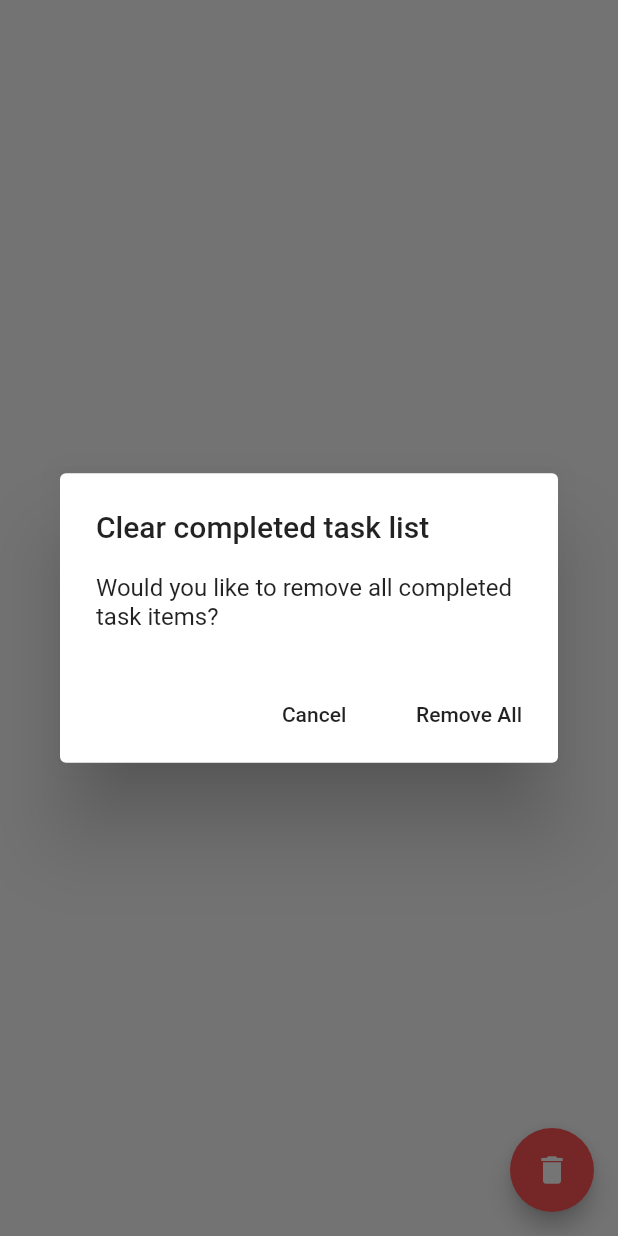
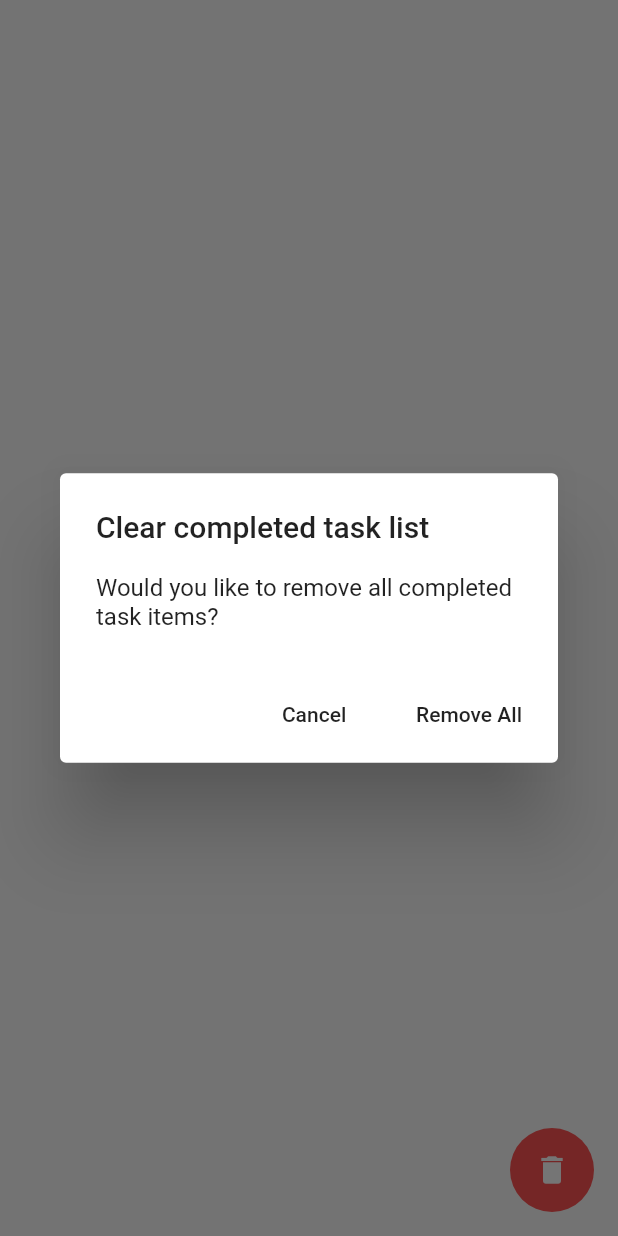
Before and after one commit to nossu3751/moim, a Flutter app: the CompletedTasksList screen opened directly, after a tap on the "delete" icon, on a phone screen of 412 x 824 dp. Run offline on Flutter 3.47's test engine with Material 2 defaults, Android fonts, the light colour scheme and no system bars; our stand-ins replace cloud_firestore, datetime_picker_formfield; missing offline and left inert: flutter_rounded_date_picker; accounts and stored records are empty.

Commit message:
list ui expand to bottom

```diff
--- a/lib/widgets/completedTaskList.dart
+++ b/lib/widgets/completedTaskList.dart
@@ -21,7 +21,7 @@ class CompletedTasksListState extends State<CompletedTasksList>{
               case ConnectionState.waiting: return Text('Loading...');
               default:
                 return Container(
-                  height: 500,
+                  constraints: BoxConstraints.expand(),
                   child:ListView(
                     children: snapshot.data.documents.map((DocumentSnapshot document){
                       if(snapshot.data == null) {
@@ -80,6 +80,7 @@ class CompletedTasksListState extends State<CompletedTasksList>{
           }
       ),
       floatingActionButton: FloatingActionButton(
+        elevation: 0,
         backgroundColor: Colors.redAccent,
         child: Icon(Icons.delete),
         onPressed: (){
--- a/lib/widgets/todo.dart
+++ b/lib/widgets/todo.dart
@@ -38,8 +38,11 @@ class TodoState extends State<Todo> {
             length: 2,
             child: Scaffold(
               appBar: AppBar(
-                  title: const Text('Todo List'),
+                  elevation: 0,
+//                  title: const Text('Todo List'),
+                  title: Image.asset('assets/images/moim_white.png', fit: BoxFit.fitHeight, height: 35),
                   bottom: TabBar(
+                      indicatorColor: Color(0XFFFFF684),
                       tabs: <Widget> [
                         Tab(
                             text: "Tasks",
--- a/lib/widgets/todolist.dart
+++ b/lib/widgets/todolist.dart
@@ -30,13 +30,15 @@ class TodoScaffoldState extends State<TodoScaffold>{
                 decoration: BoxDecoration(
                   color: Colors.lightBlueAccent
                 ),
-                height: 600,
+                constraints: BoxConstraints.expand(),
                 child: ListView(
                   children: snapshot.data.documents.map((DocumentSnapshot document){
                     if(snapshot.data == null) {
                       return Text('No data to show');
                     }else{
                       return Dismissible(
+                          child: Padding(
+                            padding: EdgeInsets.symmetric(horizontal: 7, vertical:3),
                             child: Container(
                                 height: 100,
                                 child: Card(
@@ -51,6 +53,7 @@ class TodoScaffoldState extends State<TodoScaffold>{
                                         )
                                     )
                                 )
+                            ),
                           ),
                           key: Key(document.documentID.toString()),
                           onDismissed: (direction) async {
@@ -117,6 +120,7 @@ class TodoScaffoldState extends State<TodoScaffold>{
 ////      )
 //      ),
       floatingActionButton: FloatingActionButton(
+        elevation: 0,
           onPressed: () => Navigator.pushNamed(context, '/create'),
           child: Icon(Icons.add)
       ),
--- a/pubspec.yaml
+++ b/pubspec.yaml
@@ -59,7 +59,8 @@ flutter:
   # assets:
   #   - images/a_dot_burr.jpeg
   #   - images/a_dot_ham.jpeg
-
+  assets:
+    - assets/images/moim_white.png
   # An image asset can refer to one or more resolution-specific "variants", see
   # https://flutter.dev/assets-and-images/#resolution-aware.
 
```
Also changed, not shown: assets/images/moim_white.png (added). Lines whose indentation alone changed are shown as unchanged.
